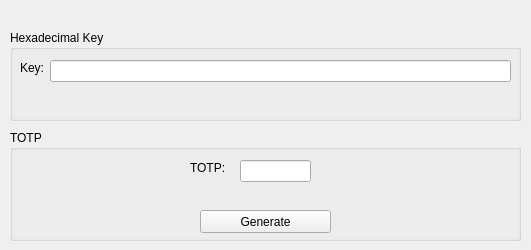
daisvke/ft_otp, file gui/mainwindow.ui: the form before one commit.
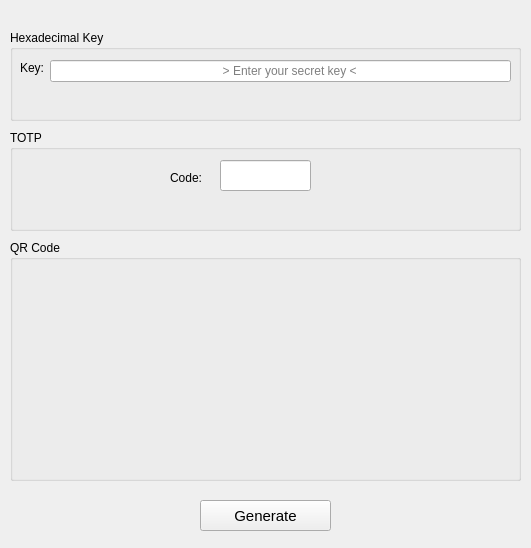
The form after the commit.

Patch:
```diff
--- a/gui/mainwindow.ui
+++ b/gui/mainwindow.ui
@@ -7,7 +7,7 @@
     <x>0</x>
     <y>0</y>
     <width>531</width>
-    <height>250</height>
+    <height>548</height>
    </rect>
   </property>
   <property name="windowTitle">
@@ -20,50 +20,37 @@
       <x>10</x>
       <y>130</y>
       <width>511</width>
-      <height>111</height>
+      <height>101</height>
      </rect>
     </property>
     <property name="title">
      <string>TOTP</string>
     </property>
-    <widget class="QPushButton" name="btnGenerate">
-     <property name="geometry">
-      <rect>
-       <x>190</x>
-       <y>80</y>
-       <width>131</width>
-       <height>23</height>
-      </rect>
-     </property>
-     <property name="text">
-      <string>Generate</string>
-     </property>
-    </widget>
     <widget class="QLabel" name="labelTOTP">
      <property name="geometry">
       <rect>
-       <x>180</x>
-       <y>30</y>
+       <x>160</x>
+       <y>40</y>
        <width>41</width>
        <height>16</height>
       </rect>
      </property>
      <property name="text">
-      <string>TOTP:</string>
+      <string>Code:</string>
      </property>
     </widget>
     <widget class="QLineEdit" name="lineTOTP">
      <property name="geometry">
       <rect>
-       <x>230</x>
+       <x>210</x>
        <y>30</y>
-       <width>71</width>
-       <height>22</height>
+       <width>91</width>
+       <height>31</height>
       </rect>
      </property>
      <property name="font">
       <font>
-       <pointsize>14</pointsize>
+       <pointsize>18</pointsize>
       </font>
      </property>
      <property name="text">
@@ -77,14 +64,22 @@
      <property name="geometry">
       <rect>
        <x>90</x>
-       <y>50</y>
+       <y>70</y>
        <width>331</width>
        <height>21</height>
       </rect>
      </property>
+     <property name="font">
+      <font>
+       <pointsize>14</pointsize>
+      </font>
+     </property>
      <property name="text">
       <string/>
      </property>
+     <property name="alignment">
+      <set>Qt::AlignmentFlag::AlignCenter</set>
+     </property>
     </widget>
    </widget>
    <widget class="QGroupBox" name="boxKey">
@@ -108,6 +103,9 @@
        <height>22</height>
       </rect>
      </property>
+     <property name="placeholderText">
+      <string>                                                   &gt; Enter your secret key &lt;</string>
+     </property>
     </widget>
     <widget class="QLabel" name="labelKey">
      <property name="geometry">
@@ -136,7 +134,76 @@
      </property>
     </widget>
    </widget>
-   <zorder>boxKey</zorder>
+   <widget class="QGroupBox" name="groupBox">
+    <property name="geometry">
+     <rect>
+      <x>10</x>
+      <y>240</y>
+      <width>511</width>
+      <height>241</height>
+     </rect>
+    </property>
+    <property name="title">
+     <string>QR Code</string>
+    </property>
+    <widget class="QLabel" name="QRLabel">
+     <property name="geometry">
+      <rect>
+       <x>160</x>
+       <y>30</y>
+       <width>191</width>
+       <height>171</height>
+      </rect>
+     </property>
+     <property name="font">
+      <font>
+       <pointsize>13</pointsize>
+      </font>
+     </property>
+     <property name="text">
+      <string/>
+     </property>
+    </widget>
+    <widget class="QLabel" name="QRErrorLabel">
+     <property name="geometry">
+      <rect>
+       <x>90</x>
+       <y>210</y>
+       <width>331</width>
+       <height>21</height>
+      </rect>
+     </property>
+     <property name="font">
+      <font>
+       <pointsize>14</pointsize>
+      </font>
+     </property>
+     <property name="text">
+      <string/>
+     </property>
+     <property name="alignment">
+      <set>Qt::AlignmentFlag::AlignCenter</set>
+     </property>
+    </widget>
+   </widget>
+   <widget class="QPushButton" name="btnGenerate">
+    <property name="geometry">
+     <rect>
+      <x>200</x>
+      <y>500</y>
+      <width>131</width>
+      <height>31</height>
+     </rect>
+    </property>
+    <property name="font">
+     <font>
+      <pointsize>11</pointsize>
+     </font>
+    </property>
+    <property name="text">
+     <string>Generate</string>
+    </property>
+   </widget>
    <zorder>boxTOTP</zorder>
   </widget>
  </widget>
```
Left out of the diff: 6 changed lines with no effect on the pictures.
